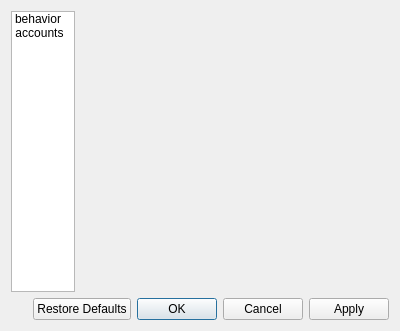
Before: the Qt Designer form preferences.ui in dodo/blain, drawn with Qt 5.
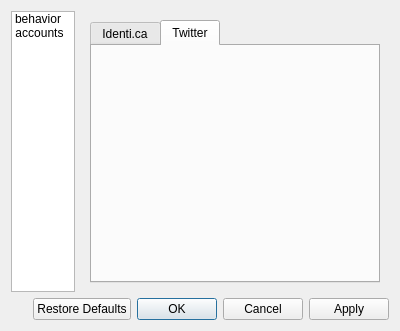
After: the same form once the commit is applied. The open tabs and pages were chosen to show the change.

Commit message: loading favicons from twitter and identica

Patch:
```diff
--- a/preferences.ui
+++ b/preferences.ui
@@ -59,7 +59,30 @@
          </item>
         </layout>
        </widget>
-       <widget class="QWidget" name="page_2"/>
+       <widget class="QWidget" name="page_2">
+        <layout class="QHBoxLayout" name="horizontalLayout_4">
+         <item>
+          <widget class="QTabWidget" name="accountsTabWidget">
+           <property name="currentIndex">
+            <number>1</number>
+           </property>
+           <property name="documentMode">
+            <bool>false</bool>
+           </property>
+           <widget class="QWidget" name="tab_3">
+            <attribute name="title">
+             <string>Identi.ca</string>
+            </attribute>
+           </widget>
+           <widget class="QWidget" name="tab_4">
+            <attribute name="title">
+             <string>Twitter</string>
+            </attribute>
+           </widget>
+          </widget>
+         </item>
+        </layout>
+       </widget>
       </widget>
      </item>
      <item>
```
Left out of the diff: 3 changed lines with no effect on the pictures. The commit also changes 2 other files.
